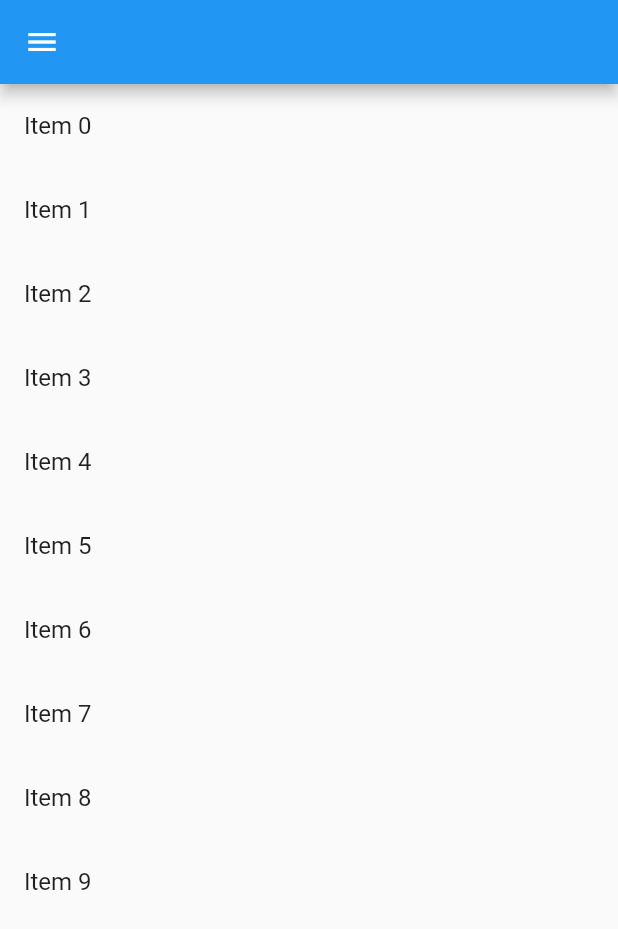
After one commit to treinaweb/treinaweb-flutter-widgets-Interface, a Flutter app: the ReorderableListViewView screen opened directly, on a phone screen of 412 x 824 dp. The commit adds this screen. Shown: the top 929 px of the screen. Run offline on Flutter 3.47's test engine with Material 2 defaults, Android fonts, the phone set to English and light mode, and no system bars.

Commit message:
reorderable list view

```diff
--- a/lib/list.dart
+++ b/lib/list.dart
@@ -14,6 +14,7 @@ import 'package:perfil/widgets/interface/list_tile.dart';
 import 'package:perfil/widgets/interface/table.dart';
 import 'package:perfil/widgets/scroll/draggable_scrollble_sheet.dart';
 import 'package:perfil/widgets/scroll/list_wheell_scroll_view.dart';
+import 'package:perfil/widgets/scroll/reoderable_list_view.dart';
 import 'package:perfil/widgets/scroll/scrollbar.dart';
 
 class ListMenu {
@@ -181,6 +182,16 @@ class ListMenu {
         },
         child: const Text('list whell scroll view'),
       ),
+      TextButton(
+        onPressed: () {
+          Navigator.of(context).pushReplacement(
+            MaterialPageRoute(
+              builder: (ctx) => const ReorderableListViewView(),
+            ),
+          );
+        },
+        child: const Text('Reorderable list view'),
+      ),
     ];
   }
 }
--- /dev/null
+++ b/lib/widgets/scroll/reoderable_list_view.dart
@@ -0,0 +1,41 @@
+import 'package:flutter/material.dart';
+import 'package:perfil/list.dart';
+
+class ReorderableListViewView extends StatefulWidget {
+  const ReorderableListViewView({Key? key}) : super(key: key);
+
+  @override
+  State<ReorderableListViewView> createState() =>
+      _ReorderableListViewViewState();
+}
+
+class _ReorderableListViewViewState extends State<ReorderableListViewView> {
+  final myItens = List.generate(10, (index) => index);
+
+  @override
+  Widget build(BuildContext context) {
+    return Scaffold(
+      drawer: Drawer(
+        child: ListView(
+          children: ListMenu.get(context),
+        ),
+      ),
+      appBar: AppBar(),
+      body: ReorderableListView(
+          children: [
+            for (var item in myItens)
+              ListTile(
+                key: ValueKey(item),
+                title: Text('Item $item'),
+              )
+          ],
+          onReorder: (oldIndex, newIndex) {
+            setState(() {
+              if (newIndex > oldIndex) newIndex--;
+              final item = myItens.removeAt(oldIndex);
+              myItens.insert(newIndex, item);
+            });
+          }),
+    );
+  }
+}
```
